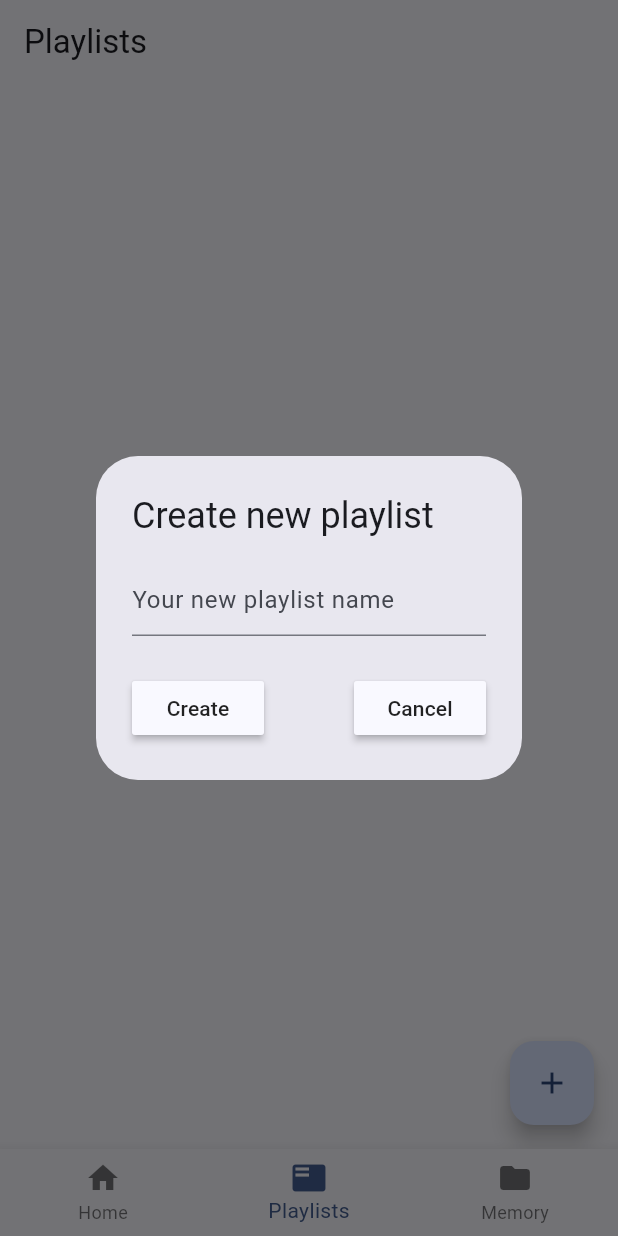
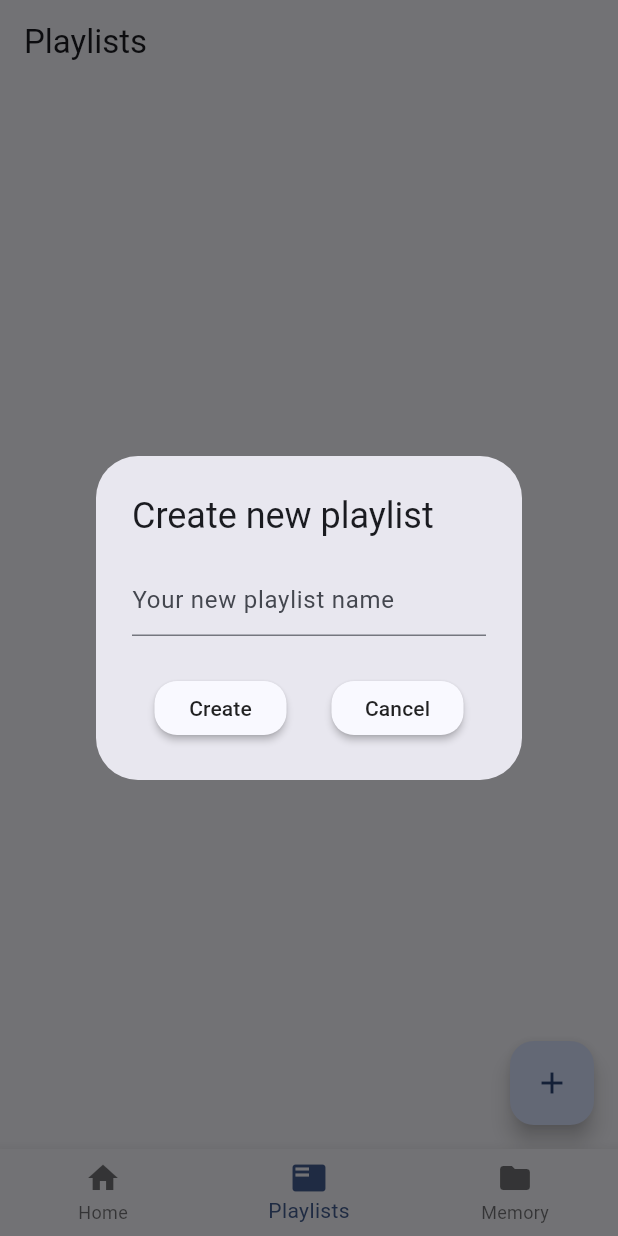
Before and after one commit to DocentSzachista/Music-player, a Flutter app: the screen it shows after launch, item 2 of the bottom bar chosen, after a tap on the "add" icon, on a phone screen of 412 x 824 dp. Run offline on Flutter 3.47's test engine with Material 3 defaults, Android fonts, the phone set to English and light mode, and no system bars; our stand-ins replace audio_video_progress_bar, just_audio, just_audio_background, on_audio_query, rxdart.

Commit message:
Update styling a bit

```diff
--- a/lib/views/dialogs/create_playlist_dialog.dart
+++ b/lib/views/dialogs/create_playlist_dialog.dart
@@ -11,6 +11,11 @@ class CreatePlaylistDialog extends StatefulWidget {
 class _CreatePlaylistDialogState extends State<CreatePlaylistDialog> {
   final TextEditingController _textFieldController = TextEditingController();
 
+  final RoundedRectangleBorder _buttonShape = RoundedRectangleBorder(
+    borderRadius: BorderRadius.circular(15),
+  );
+
+
   @override
   Widget build(BuildContext context) {
     return AlertDialog(
@@ -21,6 +26,7 @@ class _CreatePlaylistDialogState extends State<CreatePlaylistDialog> {
         decoration:
         const InputDecoration(hintText: "Your new playlist name"),
       ),
+      actionsAlignment: MainAxisAlignment.spaceAround,
       actions: [
         MaterialButton(
             onPressed: () async {
@@ -34,6 +40,7 @@ class _CreatePlaylistDialogState extends State<CreatePlaylistDialog> {
               }
             },
             color: Theme.of(context).canvasColor,
+            shape: _buttonShape,
             child: const Text("Create")),
         MaterialButton(
           onPressed: () {
@@ -41,6 +48,7 @@ class _CreatePlaylistDialogState extends State<CreatePlaylistDialog> {
               Navigator.pop(context);
             });
           },
+          shape: _buttonShape,
           color: Theme.of(context).canvasColor,
           child: const Text("Cancel"),
         )
```
Also changed, not shown: lib/views/navigation_items/playlist_listing.dart (+22 -13 lines), lib/views/navigation_items/song_listing.dart (+38 -7 lines).
